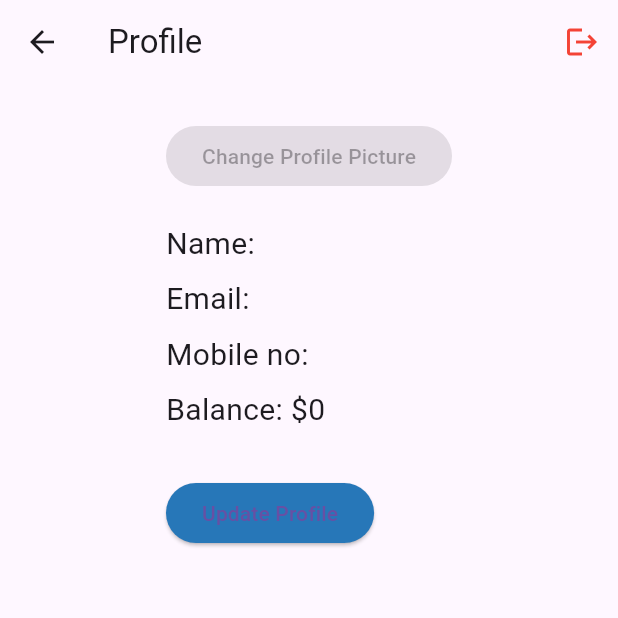
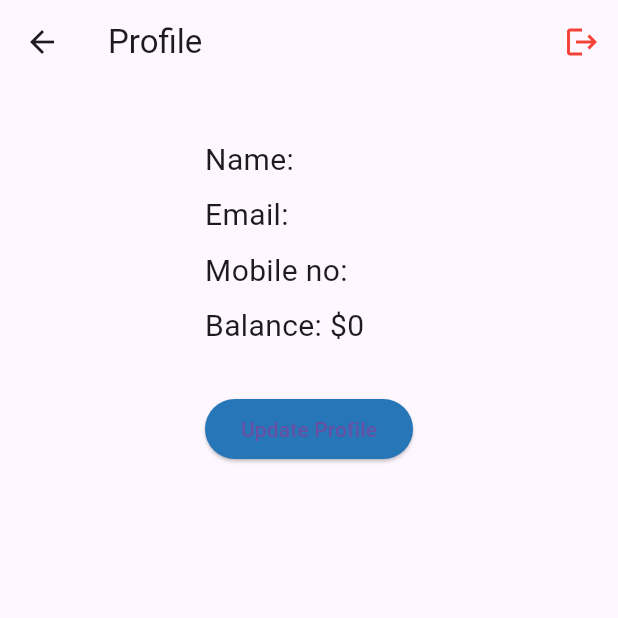
Before and after one commit to SagarBangari/Net_Finance_Hub, a Flutter app: the ProfilePage screen opened directly, on a phone screen of 412 x 824 dp, the top half of it. Run offline on Flutter 3.47's test engine with Material 3 defaults, Android fonts, the light colour scheme and no system bars; our stand-ins replace cloud_firestore, firebase_auth, firebase_core, firebase_messaging, image_picker; accounts and stored records are empty.

Commit message:
Update profile.dart

```diff
--- a/lib/screens/profile.dart
+++ b/lib/screens/profile.dart
@@ -90,11 +90,6 @@ class _ProfilePageState extends State<ProfilePage> {
               child: Column(
                 crossAxisAlignment: CrossAxisAlignment.start,
                 children: [
-                  SizedBox(height: 8),
-                  ElevatedButton(
-                    onPressed: _pickImage,
-                    child: Text('Change Profile Picture'),
-                  ),
                   SizedBox(height: 20),
                   Text(
                     'Name: ${userData['name']}',
```
